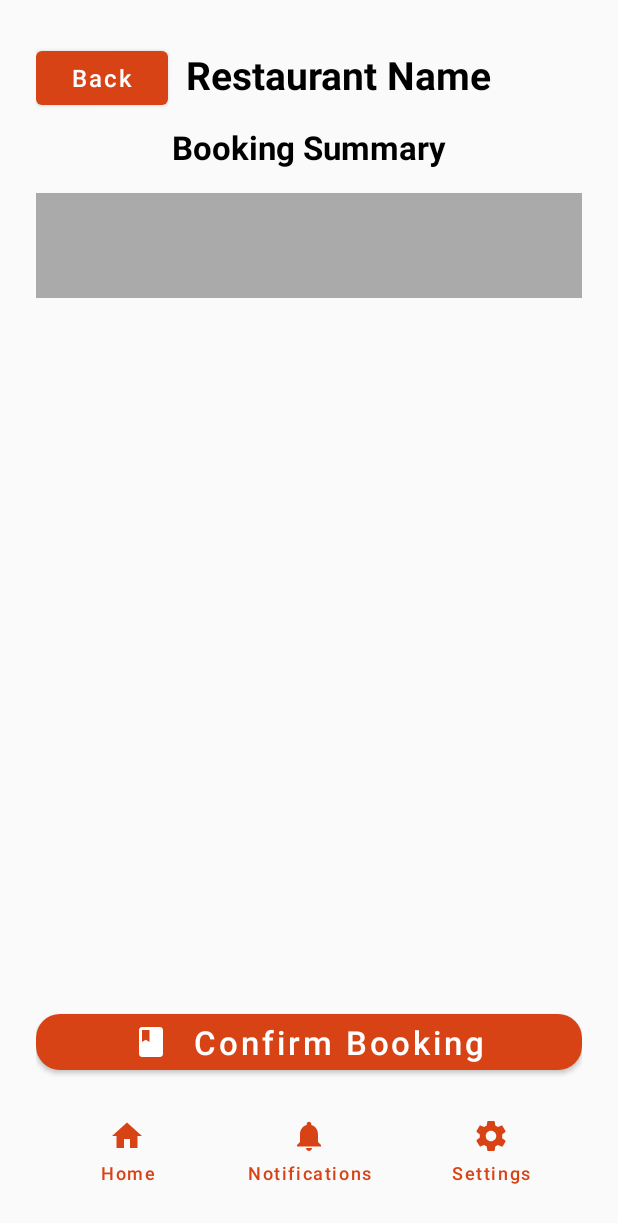
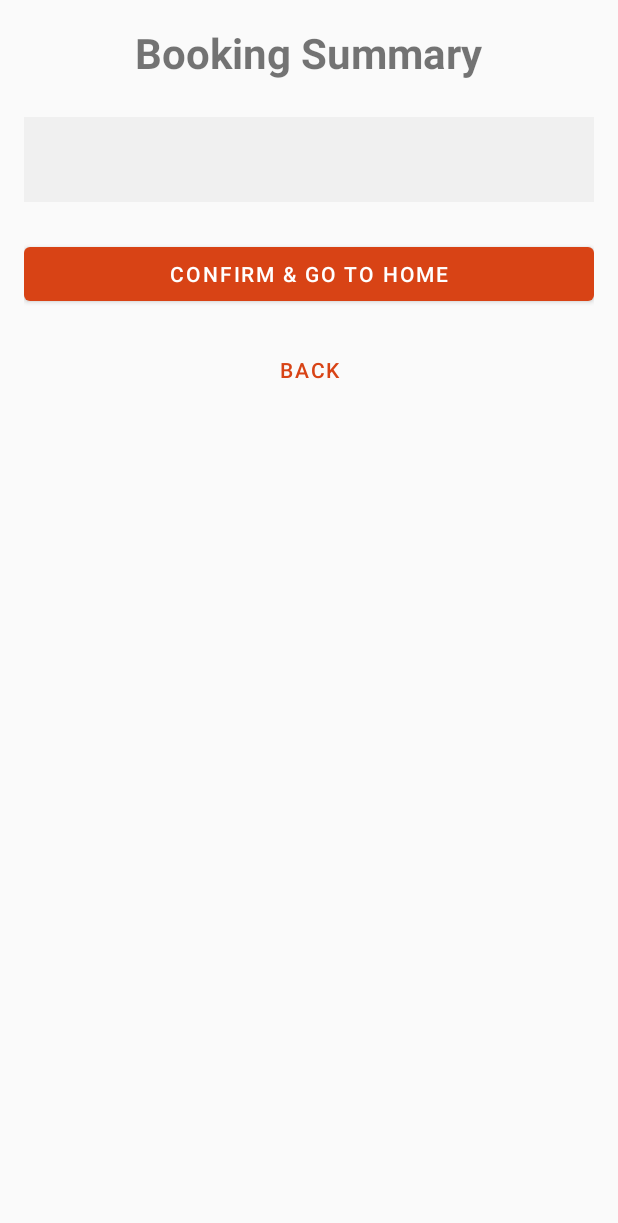
Before and after one commit to OllieKitchener/RestaurantApp, an Android app: the BookInSummaryActivity screen opened directly, with no data from a screen before it, on a phone screen of 412 x 824 dp. Shown: the top 1223 px of the screen. Run offline under Robolectric (Android 15) with nearby library versions, the phone set to English and light mode, and no system bars.

```diff
--- a/app/src/main/java/com/yourorg/restaurantapp/BookInActivity.java
+++ b/app/src/main/java/com/yourorg/restaurantapp/BookInActivity.java
@@ -68,7 +68,7 @@ public class BookInActivity extends AppCompatActivity {
                 partySize = Integer.parseInt(partySizeStr);
             } catch (NumberFormatException e) { /* Failsafe */ }
 
-            String dateTime = date + " " + time;
+            String dateTime = date + " at " + time;
             ReservationEntity newReservation = new ReservationEntity(name, partySize, dateTime);
             reservationViewModel.createReservationLocal(newReservation);
 
--- a/app/src/main/java/com/yourorg/restaurantapp/BookInSummaryActivity.java
+++ b/app/src/main/java/com/yourorg/restaurantapp/BookInSummaryActivity.java
@@ -4,6 +4,7 @@ import android.content.Intent;
 import android.os.Bundle;
 import android.widget.Button;
 import android.widget.TextView;
+import android.widget.Toast;
 import androidx.appcompat.app.AppCompatActivity;
 import com.yourorg.restaurantapp.util.NotificationHelper;
 import com.example.myapplication.R;
@@ -13,25 +14,25 @@ public class BookInSummaryActivity extends AppCompatActivity {
     @Override
     protected void onCreate(Bundle savedInstanceState) {
         super.onCreate(savedInstanceState);
-        setContentView(R.layout.bookin);
+        setContentView(R.layout.activity_book_in_summary);
 
         Button backButton = findViewById(R.id.backButton);
         Button confirmButton = findViewById(R.id.confirmButton);
         TextView summaryText = findViewById(R.id.summaryText);
 
+        if (backButton == null || confirmButton == null || summaryText == null) {
+            Toast.makeText(this, "Layout is broken, cannot proceed.", Toast.LENGTH_LONG).show();
+            finish();
+            return;
+        }
+
         String summary = getIntent().getStringExtra("summary");
 
-        if (summaryText != null) {
         summaryText.setText(summary);
-        }
 
-        if (backButton != null) {
         backButton.setOnClickListener(v -> finish());
-        }
 
-        if (confirmButton != null) {
         confirmButton.setOnClickListener(v -> {
-                // The booking is already saved, so we just show notifications and go home.
             NotificationHelper notificationHelper = new NotificationHelper(this);
             notificationHelper.showNotification(1, "Booking Confirmed!", "Your booking details are in the app.");
 
@@ -45,4 +46,3 @@ public class BookInSummaryActivity extends AppCompatActivity {
         });
     }
 }
-}
--- /dev/null
+++ b/app/src/main/res/layout/activity_book_in_summary.xml
@@ -0,0 +1,43 @@
+<?xml version="1.0" encoding="utf-8"?>
+<LinearLayout xmlns:android="http://schemas.android.com/apk/res/android"
+    xmlns:tools="http://schemas.android.com/tools"
+    android:layout_width="match_parent"
+    android:layout_height="match_parent"
+    android:orientation="vertical"
+    android:padding="16dp"
+    android:gravity="center_horizontal"
+    tools:context=".BookInSummaryActivity">
+
+    <TextView
+        android:layout_width="wrap_content"
+        android:layout_height="wrap_content"
+        android:layout_marginBottom="24dp"
+        android:text="Booking Summary"
+        android:textSize="28sp"
+        android:textStyle="bold" />
+
+    <TextView
+        android:id="@+id/summaryText"
+        android:layout_width="match_parent"
+        android:layout_height="wrap_content"
+        android:layout_marginBottom="24dp"
+        android:textSize="18sp"
+        android:padding="16dp"
+        android:background="#f0f0f0"
+        tools:text="Name: John Doe\nParty Size: 4\nDate: 25/12/2024\nTime: 19:00" />
+
+    <Button
+        android:id="@+id/confirmButton"
+        android:layout_width="match_parent"
+        android:layout_height="wrap_content"
+        android:text="Confirm &amp; Go to Home" />
+
+    <Button
+        android:id="@+id/backButton"
+        android:layout_width="wrap_content"
+        android:layout_height="wrap_content"
+        android:layout_marginTop="16dp"
+        style="@style/Widget.MaterialComponents.Button.TextButton"
+        android:text="Back" />
+
+</LinearLayout>
```
Lines whose indentation alone changed are shown as unchanged.
